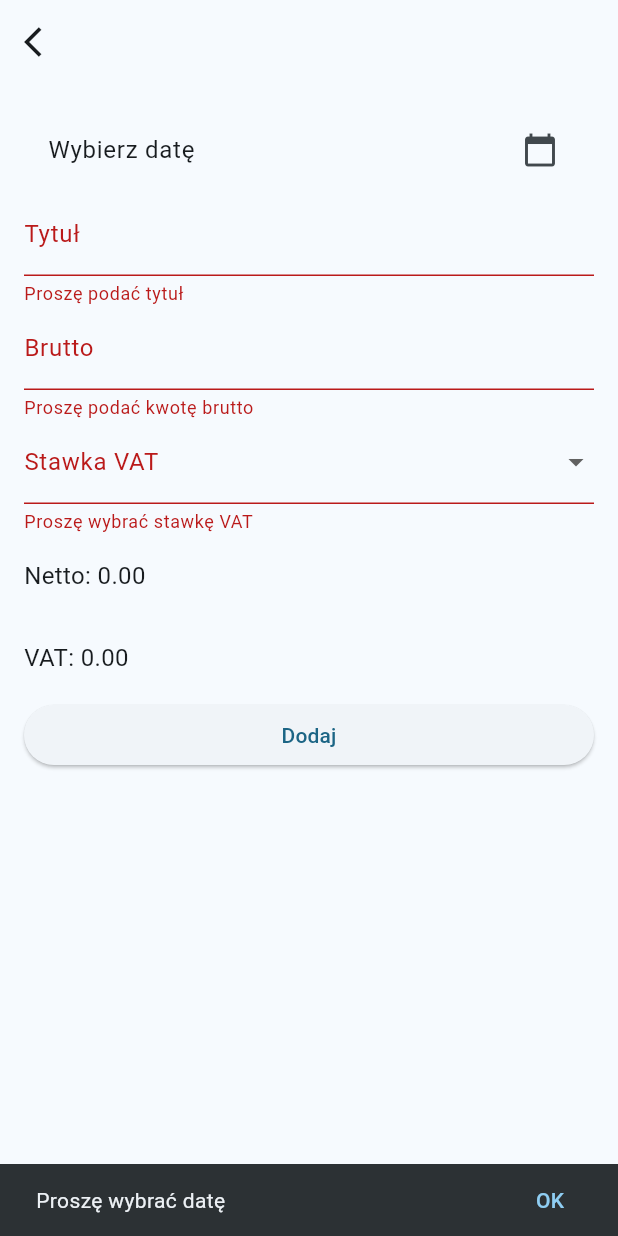
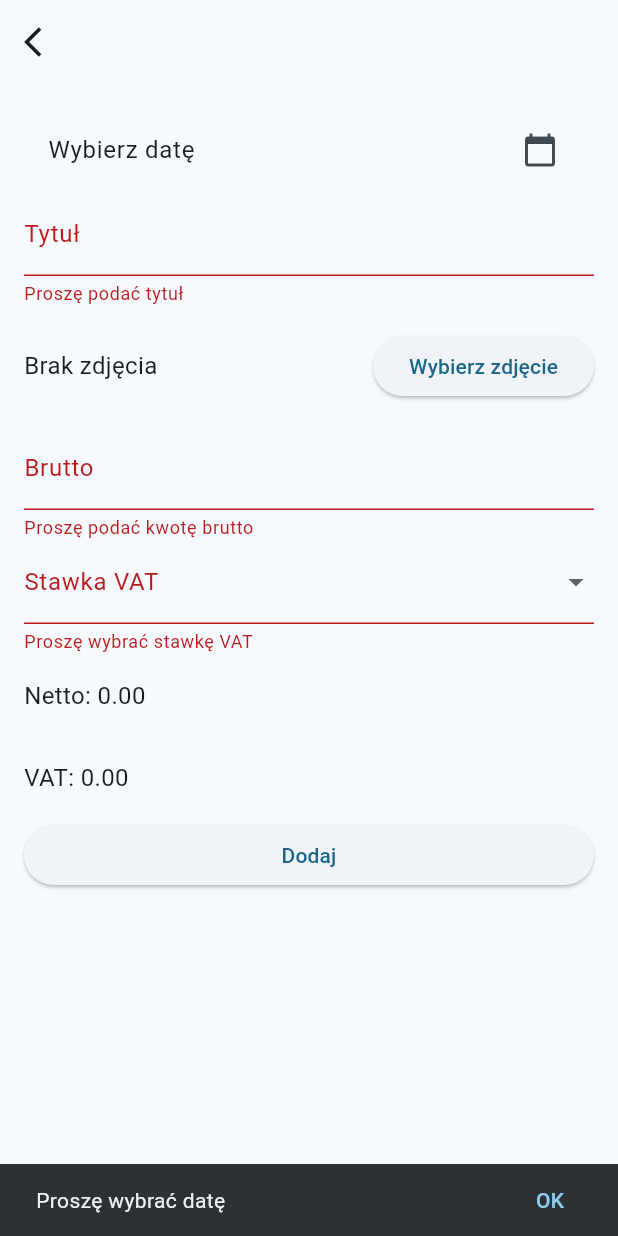
Before and after one commit to paweljjar/TaxRide, a Flutter app: the NewInvoiceScreen screen opened directly, after a tap on "Dodaj", on a phone screen of 412 x 824 dp. Run offline on Flutter 3.47's test engine with Material 3 defaults, Android fonts, the phone set to English and light mode, and no system bars; our stand-ins replace google_mobile_ads, image_picker.

Commit message:
feat: Add image attachment functionality to invoices
This commit introduces the ability to attach an image to an invoice. Users can now pick an image from their gallery when creating a new invoice, and this image will be displayed in the invoice details.

Key changes:
- **`NewInvoiceScreen`:**
    - Added an "Wybierz zdjęcie" (Select Image) button.
    - Implemented `_pickImage()` method using `image_picker` to allow users to select an image from the gallery.
    - Displays the selected image preview on the form.
    - Saves the `imagePath` of the selected image in `invoicesdata.json`.
- **`InvoiceDetailScreen`:**
    - Added `_buildImageDisplay()` widget to display the attached image if `imagePath` exists for the invoice.
    - The image is displayed below the invoice details.
- **Dependencies:**
    - Added `image_picker` to `pubspec.yaml` and updated `pubspec.lock`.
- **Data Model:**
    - The invoice data model now includes an optional `imagePath` field.

```diff
--- a/lib/Invoices.dart
+++ b/lib/Invoices.dart
@@ -4,6 +4,7 @@ import 'dart:io';
 import 'package:flutter/foundation.dart';
 import 'package:flutter/material.dart';
 import 'package:path_provider/path_provider.dart';
+import 'package:image_picker/image_picker.dart';
 
 //#region invoices
 
@@ -168,6 +169,7 @@ class _NewInvoiceScreenState extends State<NewInvoiceScreen>{
   final _grossController = TextEditingController();
   String? _selectedVatRate;
   double _netValue = 0.0;
+  XFile? _imageFile;
   double _vatValue = 0.0;
 
   final List<String> _vatRates = [
@@ -176,6 +178,19 @@ class _NewInvoiceScreenState extends State<NewInvoiceScreen>{
     '5%',
     '0%',
   ];
+
+  Future<void> _pickImage() async {
+    final ImagePicker picker = ImagePicker();
+    final XFile? image = await picker.pickImage(source: ImageSource.gallery);
+
+    if (image != null) {
+      setState(() {
+        _imageFile = image;
+      });
+    }
+  }
+
+
 
   Future<void> _pickDate() async {
     DateTime? pickedDate = await showDatePicker(
@@ -228,12 +243,21 @@ class _NewInvoiceScreenState extends State<NewInvoiceScreen>{
     if (_formKey.currentState!.validate() &&
         _selectedDate != null) {
       Map<String, dynamic> formData = {
-        'id': DateTime.now().millisecondsSinceEpoch.toString(),
-        'date': _selectedDate.toString(),
-        'title': _titleController.text,
-        'gross': _grossController.text,
-        'vat': double.tryParse(_selectedVatRate!.substring(0, _selectedVatRate!.length - 1)) ?? 0.0,
-        'net': _netValue.toStringAsFixed(2),
+        'id': DateTime
+            .now()
+            .millisecondsSinceEpoch
+            .toString(),
+        'date': _selectedDate!.toIso8601String(),
+        'title': _titleController.text.trim(),
+        'gross': _grossController.text.trim(),
+        'vat': double.tryParse(
+            _selectedVatRate!.substring(0, _selectedVatRate!.length - 1)) ??
+            0.0,
+        'net': _netValue.toStringAsFixed(2).trim(),
+        'imagePath': _imageFile?.path,
+        // Include imagePath only if an image is selected
+        // 'imagePath': _imageFile != null ? _imageFile!.path : null,
+
       };
 
       _saveDataToJson(formData);
@@ -286,6 +310,31 @@ class _NewInvoiceScreenState extends State<NewInvoiceScreen>{
                   return null;
                 },
               ),
+              Padding(
+                padding: const EdgeInsets.symmetric(vertical: 16.0),
+                child: Row(
+                  mainAxisAlignment: MainAxisAlignment.spaceBetween,
+                  children: [
+                    Text(
+                      _imageFile == null
+                          ? 'Brak zdjęcia'
+                          : 'Wybrano zdjęcie',
+                      style: const TextStyle(fontSize: 16),
+                    ),
+                    ElevatedButton(
+                      onPressed: _pickImage,
+                      child: const Text('Wybierz zdjęcie'),
+                    ),
+                  ],
+                ),
+              ),
+              if (_imageFile != null)
+                Padding(
+                  padding: const EdgeInsets.symmetric(vertical: 8.0),
+                  child: Image.file(
+                    File(_imageFile!.path),
+                    height: 200, // Adjust as needed
+                  ),),
               TextFormField(
                 controller: _grossController,
                 decoration: const InputDecoration(labelText: 'Brutto'),
@@ -406,6 +455,16 @@ class _InvoiceDetailScreenState extends State<InvoiceDetailScreen> {
     );
   }
 
+  Widget _buildImageDisplay(String? imagePath) {
+    if (imagePath != null && imagePath.isNotEmpty) {
+      return Padding(
+        padding: const EdgeInsets.symmetric(vertical: 16.0),
+        child: Image.file(File(imagePath)),
+      );
+    }
+    return const SizedBox.shrink(); // Return an empty widget if no image
+  }
+
   String _formatDate(String? dateString) {
     if (dateString == null) return 'Brak danych';
     try {
@@ -436,6 +495,7 @@ class _InvoiceDetailScreenState extends State<InvoiceDetailScreen> {
             _buildDetailRow('Brutto:', "${widget.invoice['gross']} zł"),
             _buildDetailRow('VAT:', "${widget.invoice['vat']}%"),
             _buildDetailRow('Netto:', "${widget.invoice['net']} zł"),
+            _buildImageDisplay(widget.invoice['imagePath']),
             const SizedBox(height: 20),
             ElevatedButton(
               onPressed: () {
--- a/pubspec.yaml
+++ b/pubspec.yaml
@@ -32,6 +32,7 @@ dependencies:
     sdk: flutter
   path_provider: ^2.0.0
   google_mobile_ads: ^5.0.0
+  image_picker:
   intl:
 
   # The following adds the Cupertino Icons font to your application.
```
Also changed, not shown: pubspec.lock.
